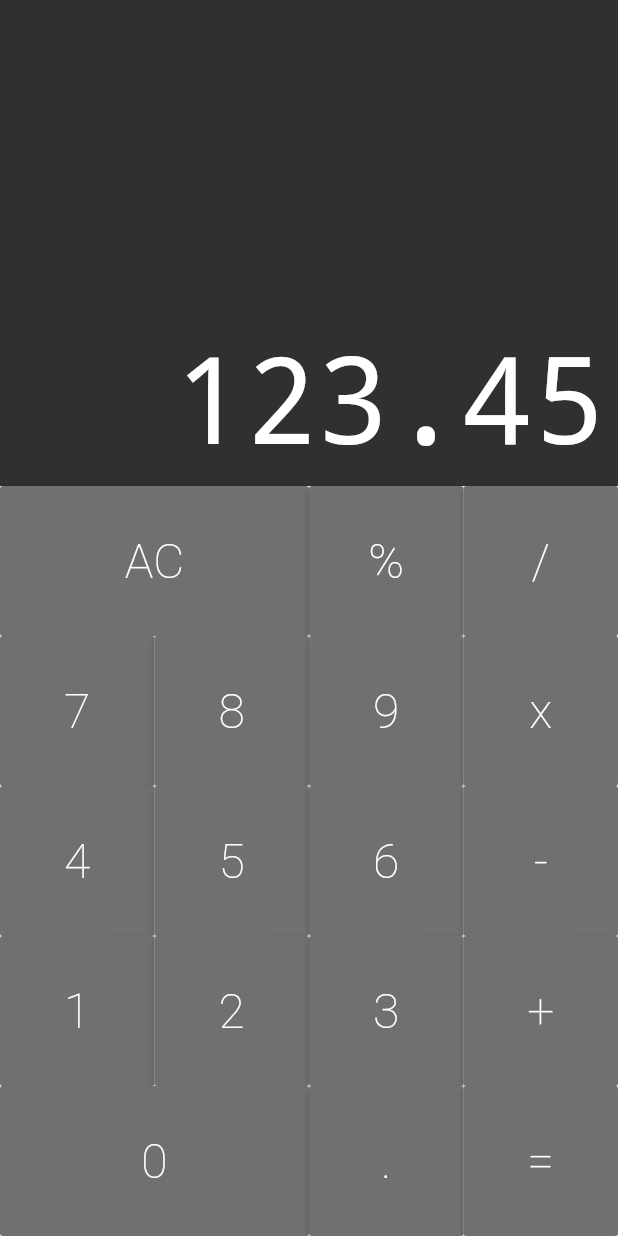
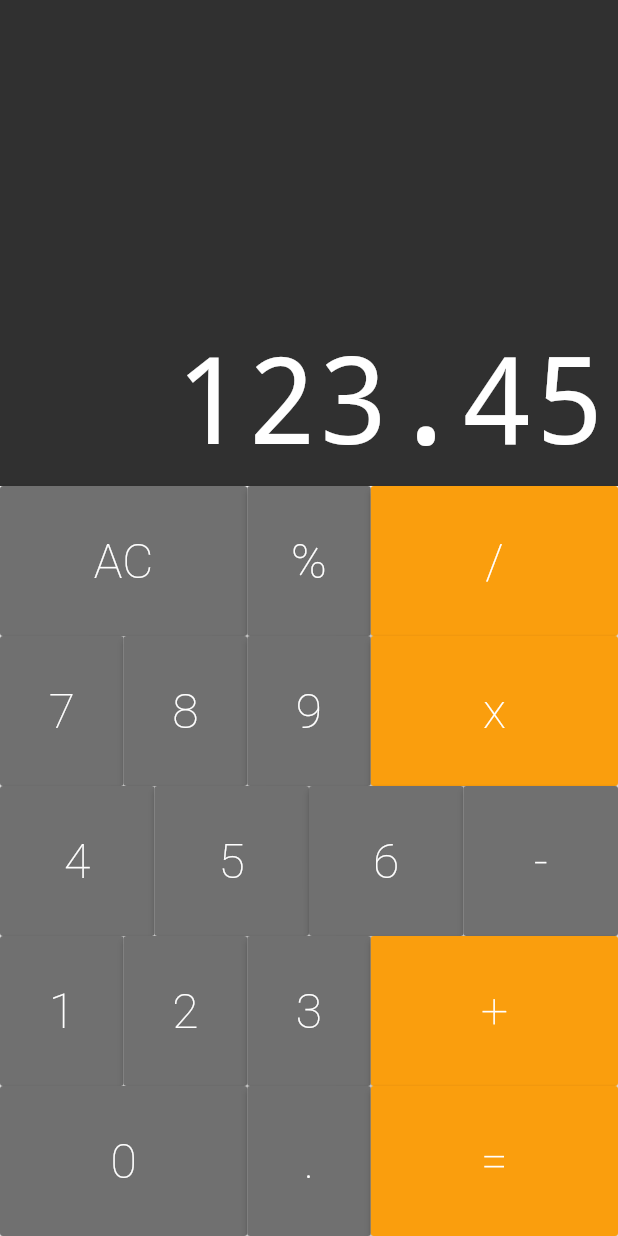
Before and after one commit to gisesonia/calculadoraflutter, a Flutter app: the screen it shows after launch, on a phone screen of 412 x 824 dp. Run offline on Flutter 3.47's test engine with Material 2 defaults, Android fonts, the phone set to English and light mode, and no system bars; drawn by our look-alikes of auto_size_text.

Commit message:
Criando construtores default

```diff
--- a/lib/components/button.dart
+++ b/lib/components/button.dart
@@ -15,6 +15,17 @@ class Button extends StatelessWidget {
     this.color = DEFAULT,
   });
 
+  Button.big({
+    @required this.text,
+    this.big = true,
+    this.color = DEFAULT,
+  });
+
+  Button.operation({
+    @required this.text,
+    this.big = true,
+    this.color = OPERATION,
+  });
   @override
   Widget build(BuildContext context) {
     return Expanded(
--- a/lib/components/keyboard.dart
+++ b/lib/components/keyboard.dart
@@ -11,18 +11,17 @@ class Keyboard extends StatelessWidget {
       child: Column(
         children: <Widget>[
           ButtonRow([
-            Button(
+            Button.big(
               text: 'AC',
-              big: true,
             ),
             Button(text: '%'),
-            Button(text: '/'),
+            Button.operation(text: '/'),
           ]),
           ButtonRow([
             Button(text: '7'),
             Button(text: '8'),
             Button(text: '9'),
-            Button(text: 'x')
+            Button.operation(text: 'x')
           ]),
           ButtonRow([
             Button(text: '4'),
@@ -34,12 +33,12 @@ class Keyboard extends StatelessWidget {
             Button(text: '1'),
             Button(text: '2'),
             Button(text: '3'),
-            Button(text: '+')
+            Button.operation(text: '+')
           ]),
           ButtonRow([
-            Button(text: '0', big: true),
+            Button.big(text: '0'),
             Button(text: '.'),
-            Button(text: '='),
+            Button.operation(text: '='),
           ])
         ],
       ),
```
